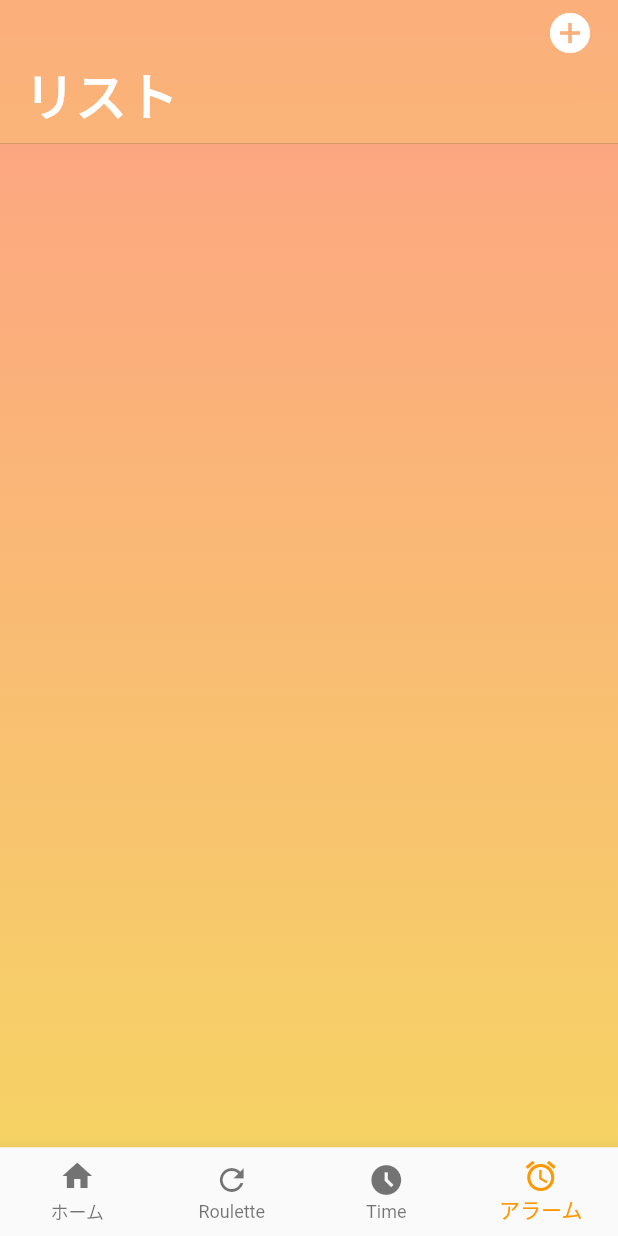
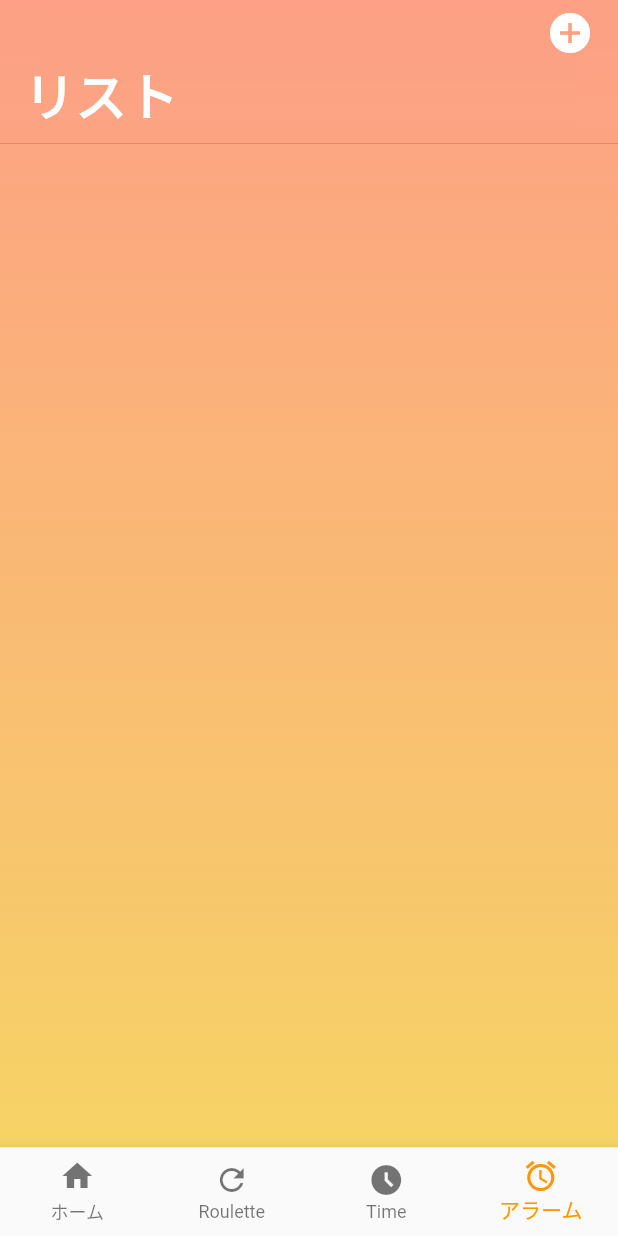
Before and after one commit to uekari/my_app, a Flutter app: the screen it shows after launch, item 4 of the bottom bar chosen, on a phone screen of 412 x 824 dp. Run offline on Flutter 3.47's test engine with Material 2 defaults, Android fonts, the phone set to English and light mode, and no system bars; our stand-ins replace flutter_local_notifications, flutter_slidable, font_awesome_flutter, google_fonts; missing offline and left inert: roulette.

Commit message:
背景調整

```diff
--- a/lib/home.dart
+++ b/lib/home.dart
@@ -80,7 +80,7 @@ class _HomepageState extends State<Homepage> {
         child: CustomScrollView(
           slivers: [
             CupertinoSliverNavigationBar(
-              backgroundColor: Color.fromRGBO(246, 211, 101, 0.3),
+              backgroundColor: Color.fromRGBO(253, 160, 133, 0.3),
               largeTitle: Text(
                 "リスト",
                 style: TextStyle(color: Colors.white),
```
